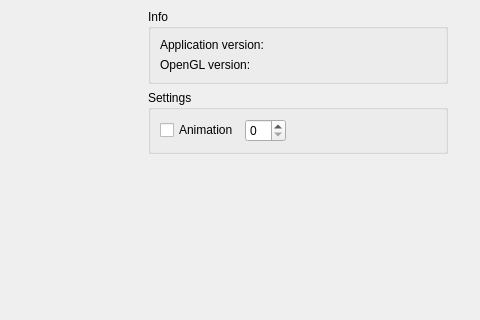
First picture: the form in demo/mainwindow.ui, repository leonlynch/cortex, before the edit; both pictures show x 102 to 582 and y 0 to 320 of the 800 by 600 pixel window.
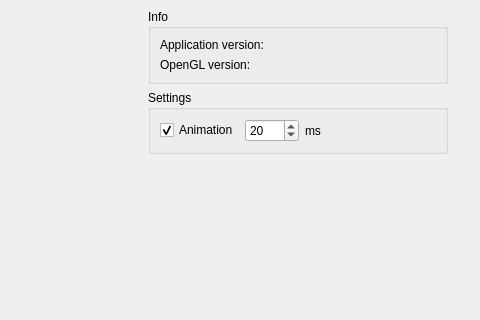
Second picture: the form after the edit.

Commit message: Implement animation timer for demo application

```diff
--- a/demo/mainwindow.ui
+++ b/demo/mainwindow.ui
@@ -94,10 +94,30 @@
              <property name="text">
               <string>Animation</string>
              </property>
+             <property name="checked">
+              <bool>true</bool>
+             </property>
             </widget>
            </item>
            <item>
-            <widget class="QSpinBox" name="animationIntervalspinBox"/>
+            <widget class="QSpinBox" name="animationIntervalSpinBox">
+             <property name="maximum">
+              <number>1000</number>
+             </property>
+             <property name="singleStep">
+              <number>20</number>
+             </property>
+             <property name="value">
+              <number>20</number>
+             </property>
+            </widget>
+           </item>
+           <item>
+            <widget class="QLabel" name="animationIntervalUnitsLabel">
+             <property name="text">
+              <string>ms</string>
+             </property>
+            </widget>
            </item>
            <item>
             <spacer name="horizontalSpacer">
```
The commit also changes 3 other files.
